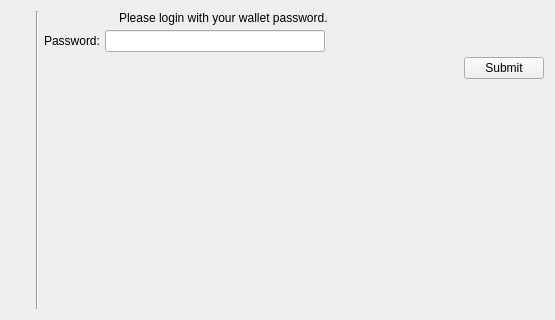
mwcproject/mwc-qt-wallet, file windows/inputpassword.ui: the form before one commit.
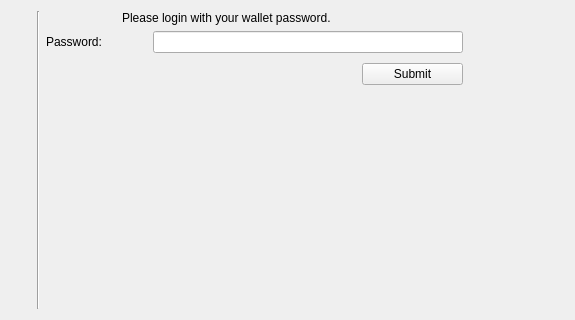
The form after the commit. Icons and pictures are not drawn.

Commit message: Finish with pages. Add list with columns

Patch:
```diff
--- a/windows/inputpassword.ui
+++ b/windows/inputpassword.ui
@@ -6,19 +6,14 @@
    <rect>
     <x>0</x>
     <y>0</y>
-    <width>555</width>
+    <width>575</width>
     <height>320</height>
    </rect>
   </property>
   <property name="windowTitle">
    <string>Form</string>
   </property>
-  <layout class="QVBoxLayout" name="verticalLayout_3">
-   <item>
-    <layout class="QHBoxLayout" name="horizontalLayout_3">
-     <property name="spacing">
-      <number>5</number>
-     </property>
+  <layout class="QHBoxLayout" name="horizontalLayout_2">
      <item>
       <layout class="QVBoxLayout" name="verticalLayout_2">
        <item>
@@ -107,46 +102,18 @@
         </layout>
        </item>
        <item>
-        <layout class="QGridLayout" name="gridLayout">
+      <layout class="QGridLayout" name="gridLayout" columnstretch="1,2,1,1" columnminimumwidth="0,0,0,0">
          <property name="verticalSpacing">
           <number>10</number>
          </property>
-         <item row="0" column="1">
-          <widget class="QLineEdit" name="passwordEdit">
-           <property name="echoMode">
-            <enum>QLineEdit::Password</enum>
-           </property>
-          </widget>
-         </item>
-         <item row="0" column="0">
-          <widget class="QLabel" name="label_3">
-           <property name="text">
-            <string>Password:</string>
-           </property>
-          </widget>
-         </item>
-         <item row="0" column="2">
-          <spacer name="horizontalSpacer">
-           <property name="orientation">
-            <enum>Qt::Horizontal</enum>
-           </property>
-           <property name="sizeHint" stdset="0">
-            <size>
-             <width>40</width>
-             <height>20</height>
-            </size>
-           </property>
-          </spacer>
-         </item>
-        </layout>
-       </item>
-       <item>
-        <layout class="QHBoxLayout" name="horizontalLayout_2">
-         <item>
+       <item row="0" column="3">
           <spacer name="horizontalSpacer_2">
            <property name="orientation">
             <enum>Qt::Horizontal</enum>
            </property>
+         <property name="sizeType">
+          <enum>QSizePolicy::Expanding</enum>
+         </property>
            <property name="sizeHint" stdset="0">
             <size>
              <width>40</width>
@@ -155,11 +122,34 @@
            </property>
           </spacer>
          </item>
-         <item>
+       <item row="1" column="2">
           <widget class="QPushButton" name="submitButton">
            <property name="text">
             <string>Submit</string>
            </property>
+         <property name="autoDefault">
+          <bool>true</bool>
+         </property>
+         <property name="default">
+          <bool>false</bool>
+         </property>
+         <property name="flat">
+          <bool>false</bool>
+         </property>
+        </widget>
+       </item>
+       <item row="0" column="0">
+        <widget class="QLabel" name="label_3">
+         <property name="text">
+          <string>Password:</string>
+         </property>
+        </widget>
+       </item>
+       <item row="0" column="1" colspan="2">
+        <widget class="QLineEdit" name="passwordEdit">
+         <property name="echoMode">
+          <enum>QLineEdit::Password</enum>
+         </property>
           </widget>
          </item>
         </layout>
@@ -176,8 +166,6 @@
           </size>
          </property>
         </spacer>
-       </item>
-      </layout>
      </item>
     </layout>
    </item>
```
Lines whose indentation alone changed are shown as unchanged. The commit also changes 23 other files.
